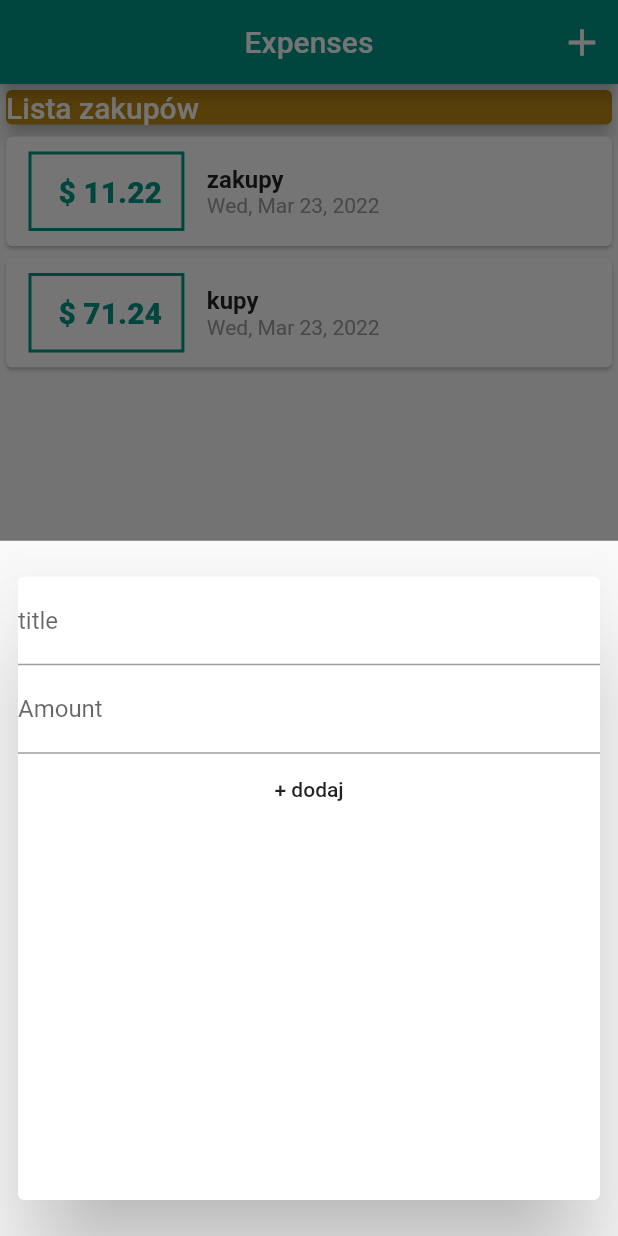
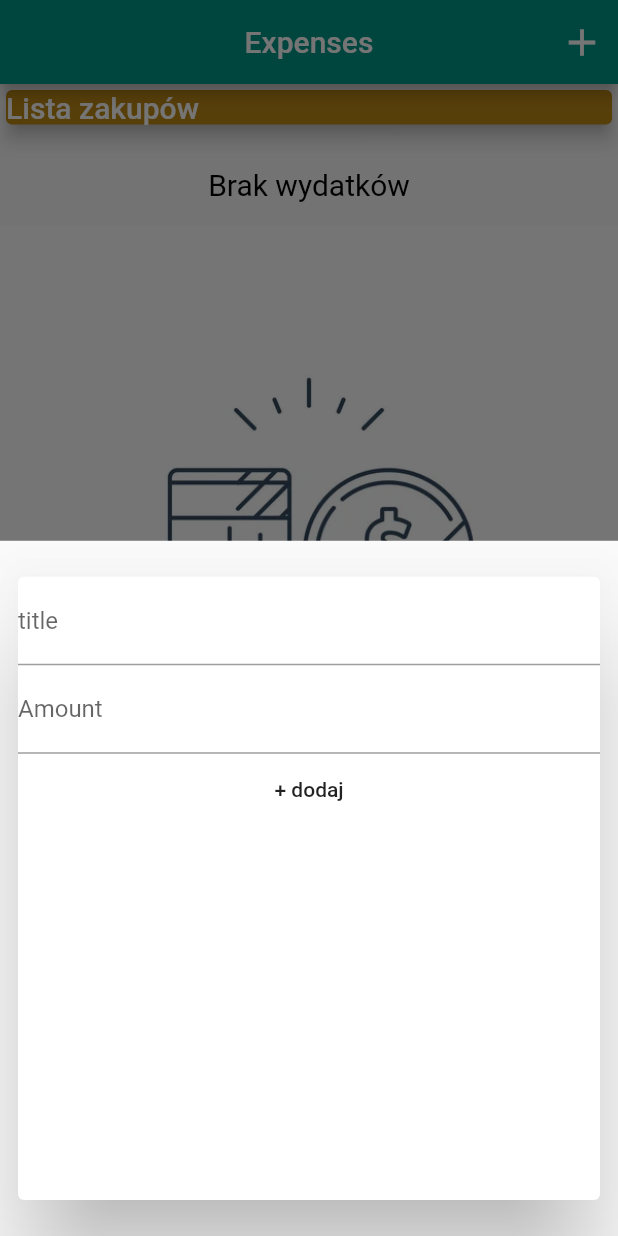
Before and after one commit to tatarmagda/Personal_expenses, a Flutter app: the screen it shows after launch, after a tap on the "add" icon, on a phone screen of 412 x 824 dp. Run offline on Flutter 3.47's test engine with Material 2 defaults, Android fonts, the phone set to English and light mode, and no system bars; Roboto replaces fonts that are missing (Quicksand-Regular).

Commit message:
added images before adding list

```diff
--- a/lib/main.dart
+++ b/lib/main.dart
@@ -21,8 +21,10 @@ class MyApp extends StatelessWidget {
       theme: ThemeData(
         colorScheme: ColorScheme.fromSwatch(primarySwatch: Colors.teal)
             .copyWith(secondary: Color.fromARGB(255, 190, 137, 22)),
-        textTheme:
-            TextTheme(bodyText1: TextStyle(fontSize: 20, color: Colors.white)),
+        textTheme: TextTheme(
+          bodyText1: TextStyle(fontSize: 20, color: Colors.white),
+          bodyText2: TextStyle(fontSize: 20, color: Colors.black),
+        ),
         fontFamily: "Quicksand-Regular",
       ),
       home: MyHomePage(),
@@ -36,22 +38,19 @@ class MyHomePage extends StatefulWidget {
 }
 
 class _MyHomePageState extends State<MyHomePage> {
-  final titleController = TextEditingController();
-  final amountController = TextEditingController();
-
   final List<Transaction> _userTransactions = [
-    Transaction(
-      id: "t1",
-      title: "zakupy",
-      amount: 11.22,
-      date: DateTime.now(),
-    ),
-    Transaction(
-      id: "t13",
-      title: "kupy",
-      amount: 71.24,
-      date: DateTime.now(),
-    ),
+    // Transaction(
+    //   id: "t1",
+    //   title: "zakupy",
+    //   amount: 11.22,
+    //   date: DateTime.now(),
+    // ),
+    // Transaction(
+    //   id: "t13",
+    //   title: "kupy",
+    //   amount: 71.24,
+    //   date: DateTime.now(),
+    // ),
   ];
 
   void _addNewTransaction(String txTitle, double txAmount) {
--- a/lib/widgets/new_transaction.dart
+++ b/lib/widgets/new_transaction.dart
@@ -17,7 +17,7 @@ class _NewTransactionState extends State<NewTransaction> {
 
   void submitData() {
     final enteredTitle = titleController.text;
-    final enteredAmount = double.parse(titleController.text);
+    final enteredAmount = double.parse(amountController.text);
 
     if (enteredTitle.isEmpty || enteredAmount <= 0) {
       return;
@@ -53,7 +53,7 @@ class _NewTransactionState extends State<NewTransaction> {
             FlatButton(
               child: Text("+ dodaj"),
               onPressed: () {
-                submitData;
+                submitData();
               },
             )
           ],
--- a/lib/widgets/transaction_list.dart
+++ b/lib/widgets/transaction_list.dart
@@ -10,8 +10,23 @@ class TransactionList extends StatelessWidget {
   @override
   Widget build(BuildContext context) {
     return Container(
-      height: 300,
-      child: ListView.builder(
+      height: 500,
+      child: transactions.isEmpty
+          ? Column(
+              mainAxisAlignment: MainAxisAlignment.center,
+              children: <Widget>[
+                Text("Brak wydatków",
+                    style: Theme.of(context).textTheme.bodyText2),
+                Padding(
+                  padding: EdgeInsets.all(8),
+                ),
+                Image.asset(
+                  "assets/image/calculate.jpg",
+                  fit: BoxFit.fill,
+                ),
+              ],
+            )
+          : ListView.builder(
               itemBuilder: (context, index) {
                 return Card(
                   child: Row(
@@ -45,11 +60,12 @@ class TransactionList extends StatelessWidget {
                         children: [
                           Text(
                             transactions[index].title!,
-                      style:
-                          TextStyle(fontWeight: FontWeight.bold, fontSize: 16),
+                            style: TextStyle(
+                                fontWeight: FontWeight.bold, fontSize: 16),
                           ),
                           Text(
-                      DateFormat.yMMMEd().format(transactions[index].date!),
+                            DateFormat.yMMMEd()
+                                .format(transactions[index].date!),
                             style: TextStyle(color: Colors.grey),
                           ),
                         ],
--- a/pubspec.yaml
+++ b/pubspec.yaml
@@ -59,8 +59,8 @@ flutter:
   uses-material-design: true
 
   # To add assets to your application, add an assets section, like this:
-  # assets:
-  #   - images/a_dot_burr.jpeg
+  assets:
+    - assets/image/
   #   - images/a_dot_ham.jpeg
 
   # An image asset can refer to one or more resolution-specific "variants", see
```
Also changed, not shown: assets/image/calculate.jpg (added), lib/widgets/chart.dart (added). Lines whose indentation alone changed are shown as unchanged.
